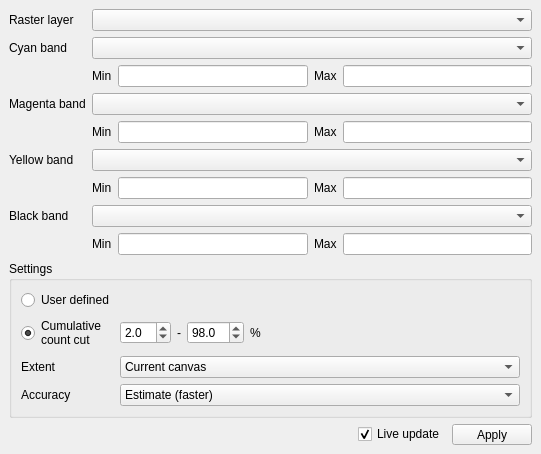
Before: the Qt Designer form enmapbox/coreapps/cmykcolorrasterrendererapp/cmykcolorrasterrendererdialog.ui in EnMAP-Box/enmap-box, drawn with Qt 5.
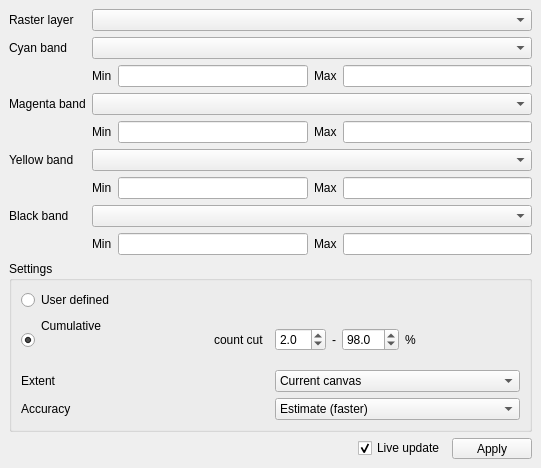
After: the same form once the commit is applied. Custom widgets are drawn as their Qt base class.

Diff of the .ui file:
```diff
--- a/enmapbox/coreapps/cmykcolorrasterrendererapp/cmykcolorrasterrendererdialog.ui
+++ b/enmapbox/coreapps/cmykcolorrasterrendererapp/cmykcolorrasterrendererdialog.ui
@@ -371,7 +371,8 @@
           <widget class="QRadioButton" name="mMinMaxPercentile">
            <property name="text">
             <string>Cumulative
-count cut</string>
+                                                    count cut
+                                                </string>
            </property>
            <property name="checked">
             <bool>true</bool>
```
Lines whose indentation alone changed are shown as unchanged.
